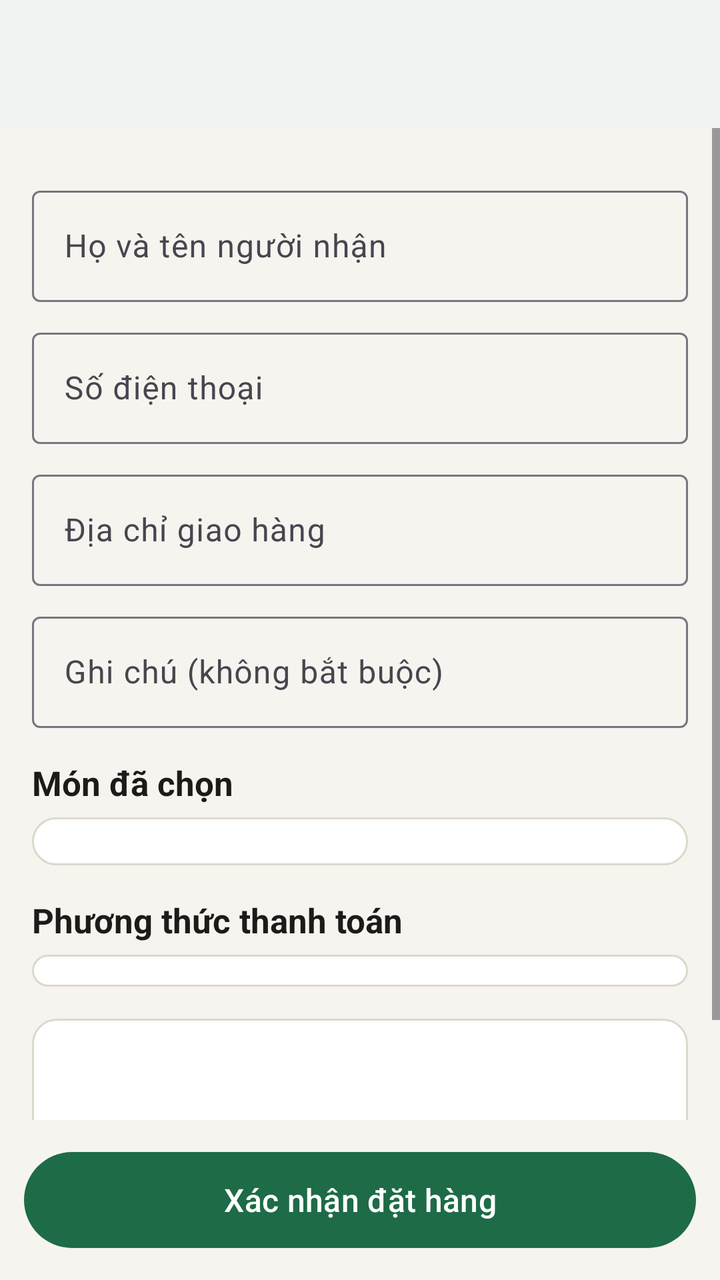
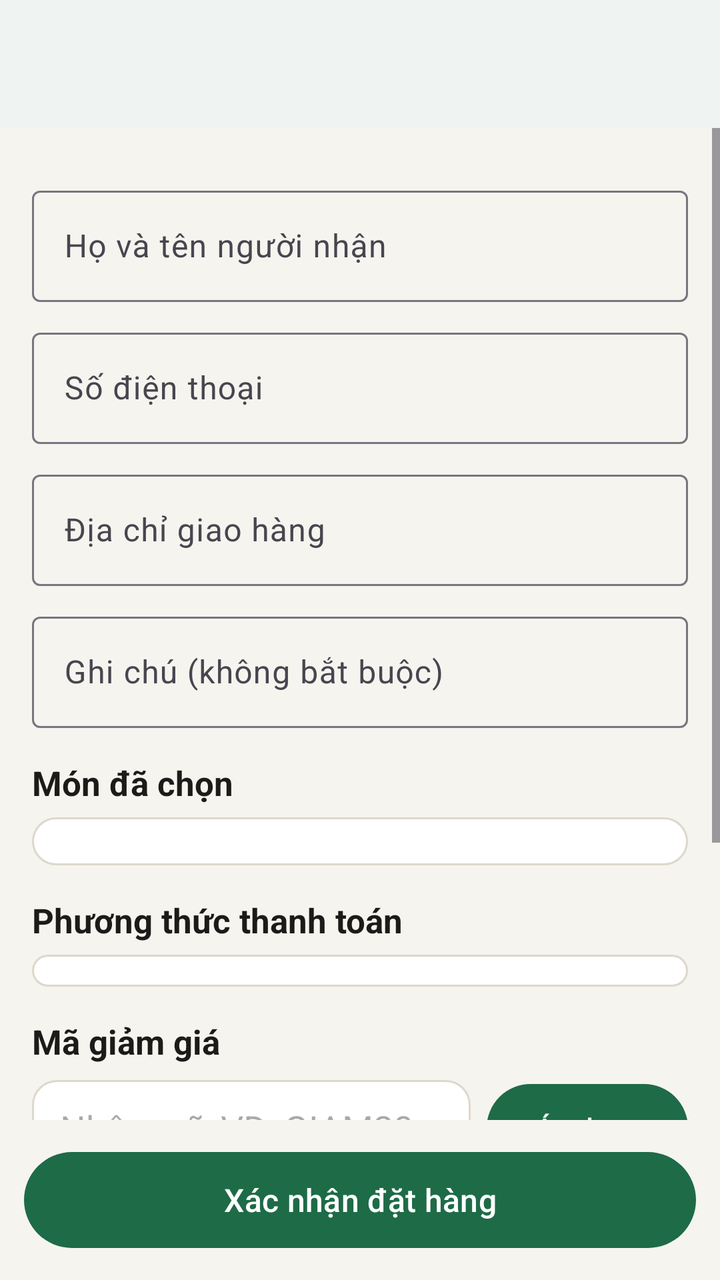

Two renders of the same Android screen: before a commit and after it. Below are the layout's source before the change and the commit's diff.
<!-- AndroidManifest.xml: application theme Theme.DoAnAppGiaodoan -->
<!-- res/layout/activity_checkout.xml -->
<?xml version="1.0" encoding="utf-8"?>
<LinearLayout xmlns:android="http://schemas.android.com/apk/res/android"
    xmlns:app="http://schemas.android.com/apk/res-auto"
    android:layout_width="match_parent" android:layout_height="match_parent"
    android:background="@color/bg" android:fitsSystemWindows="true" android:orientation="vertical">
    <com.google.android.material.appbar.MaterialToolbar android:id="@+id/toolbar" style="@style/Toolbar"
        android:layout_width="match_parent" android:layout_height="?attr/actionBarSize" />
    <ScrollView android:layout_width="match_parent" android:layout_height="0dp" android:layout_weight="1">
        <LinearLayout android:layout_width="match_parent" android:layout_height="wrap_content"
            android:orientation="vertical" android:padding="16dp">
            <TextView android:id="@+id/tvGuestNote" style="@style/Muted" android:layout_width="match_parent"
                android:layout_height="wrap_content" android:text="Không cần tài khoản, chỉ cần tên, số điện thoại và địa chỉ." android:visibility="gone" />
            <com.google.android.material.textfield.TextInputLayout android:id="@+id/tilName"
                style="@style/Widget.Material3.TextInputLayout.OutlinedBox" android:layout_marginTop="10dp"
                android:layout_width="match_parent" android:layout_height="wrap_content" android:hint="Họ và tên người nhận">
                <com.google.android.material.textfield.TextInputEditText android:id="@+id/edtName"
                    android:layout_width="match_parent" android:layout_height="wrap_content" android:inputType="textPersonName" />
            </com.google.android.material.textfield.TextInputLayout>
            <com.google.android.material.textfield.TextInputLayout android:id="@+id/tilPhone"
                style="@style/Widget.Material3.TextInputLayout.OutlinedBox" android:layout_marginTop="10dp"
                android:layout_width="match_parent" android:layout_height="wrap_content" android:hint="Số điện thoại">
                <com.google.android.material.textfield.TextInputEditText android:id="@+id/edtPhone"
                    android:layout_width="match_parent" android:layout_height="wrap_content" android:inputType="phone" android:maxLength="10" />
            </com.google.android.material.textfield.TextInputLayout>
            <com.google.android.material.textfield.TextInputLayout android:id="@+id/tilAddress"
                style="@style/Widget.Material3.TextInputLayout.OutlinedBox" android:layout_marginTop="10dp"
                android:layout_width="match_parent" android:layout_height="wrap_content" android:hint="Địa chỉ giao hàng">
                <com.google.android.material.textfield.TextInputEditText android:id="@+id/edtAddress"
                    android:layout_width="match_parent" android:layout_height="wrap_content" android:inputType="textPostalAddress" />
            </com.google.android.material.textfield.TextInputLayout>
            <com.google.android.material.textfield.TextInputLayout android:id="@+id/tilNote"
                style="@style/Widget.Material3.TextInputLayout.OutlinedBox" android:layout_marginTop="10dp"
                android:layout_width="match_parent" android:layout_height="wrap_content" android:hint="Ghi chú (không bắt buộc)">
                <com.google.android.material.textfield.TextInputEditText android:id="@+id/edtNote"
                    android:layout_width="match_parent" android:layout_height="wrap_content" android:inputType="text" />
            </com.google.android.material.textfield.TextInputLayout>

            <TextView style="@style/SectionTitle" android:layout_width="wrap_content" android:layout_height="wrap_content"
                android:layout_marginTop="16dp" android:text="Món đã chọn" />
            <LinearLayout android:id="@+id/llItems" android:layout_width="match_parent" android:layout_height="wrap_content"
                android:layout_marginTop="6dp" android:background="@drawable/bg_card" android:orientation="vertical" android:padding="12dp" />

            <TextView style="@style/SectionTitle" android:layout_width="wrap_content" android:layout_height="wrap_content"
                android:layout_marginTop="16dp" android:text="Phương thức thanh toán" />
            <RadioGroup android:id="@+id/rgPayment" android:layout_width="match_parent" android:layout_height="wrap_content"
                android:layout_marginTop="6dp" android:background="@drawable/bg_card" android:padding="8dp" />

            <LinearLayout android:layout_width="match_parent" android:layout_height="wrap_content"
                android:layout_marginTop="16dp" android:background="@drawable/bg_card" android:orientation="vertical" android:padding="12dp">
                <TextView android:id="@+id/tvSubtotal" android:layout_width="match_parent" android:layout_height="wrap_content" android:textColor="@color/ink" />
                <TextView android:id="@+id/tvShip" android:layout_width="match_parent" android:layout_height="wrap_content" android:textColor="@color/ink" />
                <TextView android:id="@+id/tvTotal" android:layout_width="match_parent" android:layout_height="wrap_content"
                    android:layout_marginTop="4dp" android:textColor="@color/primary" android:textSize="18sp" android:textStyle="bold" />
            </LinearLayout>
        </LinearLayout>
    </ScrollView>
    <Button android:id="@+id/btnConfirm" android:layout_width="match_parent" android:layout_height="56dp"
        android:layout_margin="12dp" android:text="Xác nhận đặt hàng" android:textSize="16sp" />
</LinearLayout>
<!-- resources referenced by this layout -->
<resources>
  <color name="bg">#F6F4EF</color>
  <color name="ink">#1C1B19</color>
  <color name="primary">#1E6B47</color>
  <!-- drawable bg_card (drawable) -->
  <shape xmlns:android="http://schemas.android.com/apk/res/android">
      <solid android:color="@color/card" />
      <corners android:radius="12dp" />
      <stroke android:width="1dp" android:color="@color/line" />
  </shape>
  <style name="Muted">
          <item name="android:textSize">13sp</item>
          <item name="android:textColor">@color/muted</item>
      </style>
  <style name="SectionTitle">
          <item name="android:textSize">17sp</item>
          <item name="android:textStyle">bold</item>
          <item name="android:textColor">@color/ink</item>
      </style>
  <style name="Toolbar" parent="Widget.Material3.Toolbar">
          <item name="android:background">@color/white</item>
          <item name="titleTextColor">@color/ink</item>
          <item name="android:elevation">2dp</item>
      </style>
  <style name="Theme.DoAnAppGiaodoan" parent="Base.Theme.DoAnAppGiaodoan" />
  <color name="card">#FFFFFF</color>
  <color name="line">#DDD8CC</color>
  <color name="muted">#6A665D</color>
  <color name="white">#FFFFFFFF</color>
  <style name="Base.Theme.DoAnAppGiaodoan" parent="Theme.Material3.Light.NoActionBar">
          <item name="colorPrimary">@color/primary</item>
          <item name="colorOnPrimary">@color/white</item>
          <item name="colorPrimaryContainer">@color/primary_light</item>
          <item name="colorOnPrimaryContainer">@color/primary_dark</item>
          <item name="colorSecondary">@color/primary</item>
          <item name="android:colorBackground">@color/bg</item>
          <item name="colorSurface">@color/white</item>
          <item name="android:windowLightStatusBar">true</item>
      </style>
  <color name="primary_light">#E3F0E8</color>
  <color name="primary_dark">#14502F</color>
</resources>

<!-- the commit's change to res/layout/activity_checkout.xml (unified diff, before → after) -->
@@ -45,10 +45,27 @@
             <RadioGroup android:id="@+id/rgPayment" android:layout_width="match_parent" android:layout_height="wrap_content"
                 android:layout_marginTop="6dp" android:background="@drawable/bg_card" android:padding="8dp" />
 
+            <TextView style="@style/SectionTitle" android:layout_width="wrap_content" android:layout_height="wrap_content"
+                android:layout_marginTop="16dp" android:text="Mã giảm giá" />
+            <LinearLayout android:layout_width="match_parent" android:layout_height="wrap_content"
+                android:layout_marginTop="6dp" android:gravity="center_vertical" android:orientation="horizontal">
+                <EditText android:id="@+id/edtVoucher" android:layout_width="0dp" android:layout_height="48dp"
+                    android:layout_weight="1" android:background="@drawable/bg_card" android:hint="Nhập mã, VD: GIAM20"
+                    android:importantForAutofill="no" android:inputType="textCapCharacters" android:maxLength="30"
+                    android:paddingStart="14dp" android:paddingEnd="14dp" />
+                <Button android:id="@+id/btnApplyVoucher" android:layout_width="wrap_content" android:layout_height="52dp"
+                    android:layout_marginStart="8dp" android:text="Áp dụng" />
+            </LinearLayout>
+            <TextView android:id="@+id/tvVoucherMsg" android:layout_width="match_parent" android:layout_height="wrap_content"
+                android:layout_marginTop="4dp" android:textSize="13sp" android:visibility="gone" />
+            <TextView android:id="@+id/tvPickVoucher" android:layout_width="wrap_content" android:layout_height="40dp"
+                android:gravity="center_vertical" android:text="Xem mã đang có" android:textColor="@color/primary" android:textStyle="bold" />
             <LinearLayout android:layout_width="match_parent" android:layout_height="wrap_content"
                 android:layout_marginTop="16dp" android:background="@drawable/bg_card" android:orientation="vertical" android:padding="12dp">
                 <TextView android:id="@+id/tvSubtotal" android:layout_width="match_parent" android:layout_height="wrap_content" android:textColor="@color/ink" />
                 <TextView android:id="@+id/tvShip" android:layout_width="match_parent" android:layout_height="wrap_content" android:textColor="@color/ink" />
+                <TextView android:id="@+id/tvDiscount" android:layout_width="match_parent" android:layout_height="wrap_content"
+                    android:textColor="@color/danger" android:visibility="gone" />
                 <TextView android:id="@+id/tvTotal" android:layout_width="match_parent" android:layout_height="wrap_content"
                     android:layout_marginTop="4dp" android:textColor="@color/primary" android:textSize="18sp" android:textStyle="bold" />
             </LinearLayout>
<!-- resource entries referenced after the edit -->
@@ -1,6 +1,7 @@
 <!-- resources referenced by this layout -->
 <resources>
   <color name="bg">#F6F4EF</color>
+  <color name="danger">#B42318</color>
   <color name="ink">#1C1B19</color>
   <color name="primary">#1E6B47</color>
   <!-- drawable bg_card (drawable) -->
